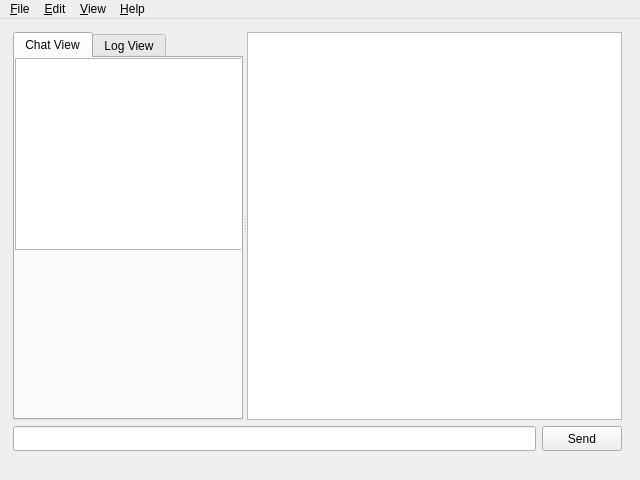
First picture: the form in ui/qt/lirch_qt_interface.ui, repository m42a/Lirch, before the edit.
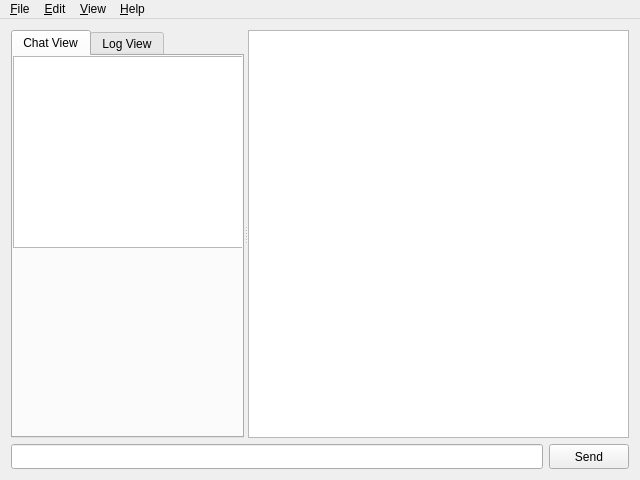
Second picture: the form after the edit.

Commit message: Interface now expands, tab widget renamed, also misc code fixes

```diff
--- a/ui/qt/lirch_qt_interface.ui
+++ b/ui/qt/lirch_qt_interface.ui
@@ -26,15 +26,8 @@
    <string>Lirch @LIRCH_VERSION_STRING@</string>
   </property>
   <widget class="QWidget" name="mainWidget">
-   <widget class="QWidget" name="layoutWidget">
-    <property name="geometry">
-     <rect>
-      <x>2</x>
-      <y>2</y>
-      <width>631</width>
-      <height>441</height>
-     </rect>
-    </property>
+   <layout class="QVBoxLayout" name="verticalLayout">
+    <item>
     <layout class="QVBoxLayout" name="mainLayout">
      <item>
       <widget class="QSplitter" name="chatLayout">
@@ -119,7 +112,8 @@
       </layout>
      </item>
     </layout>
-   </widget>
+    </item>
+   </layout>
   </widget>
   <widget class="QMenuBar" name="menuBar">
    <property name="geometry">
```
Lines whose indentation alone changed are shown as unchanged. The commit also changes 3 other files.
